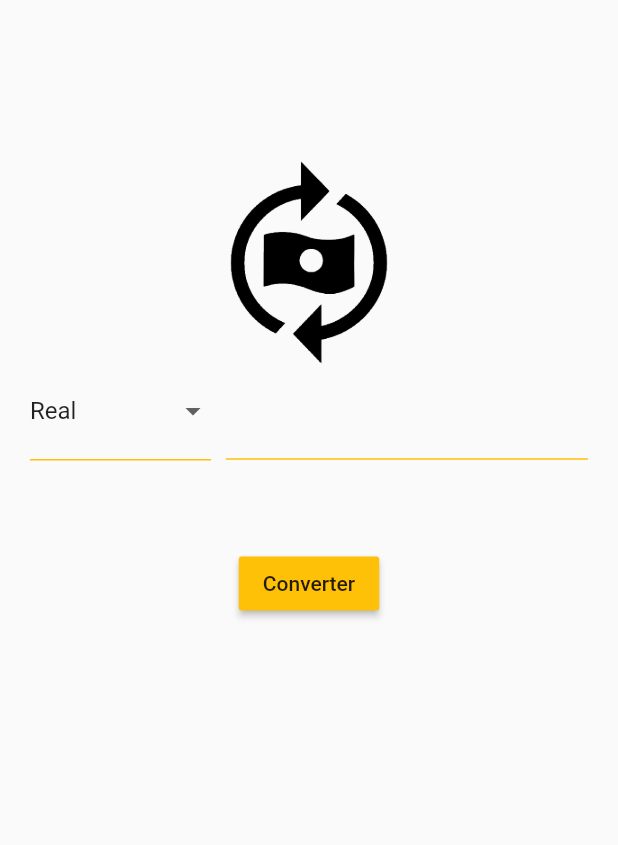
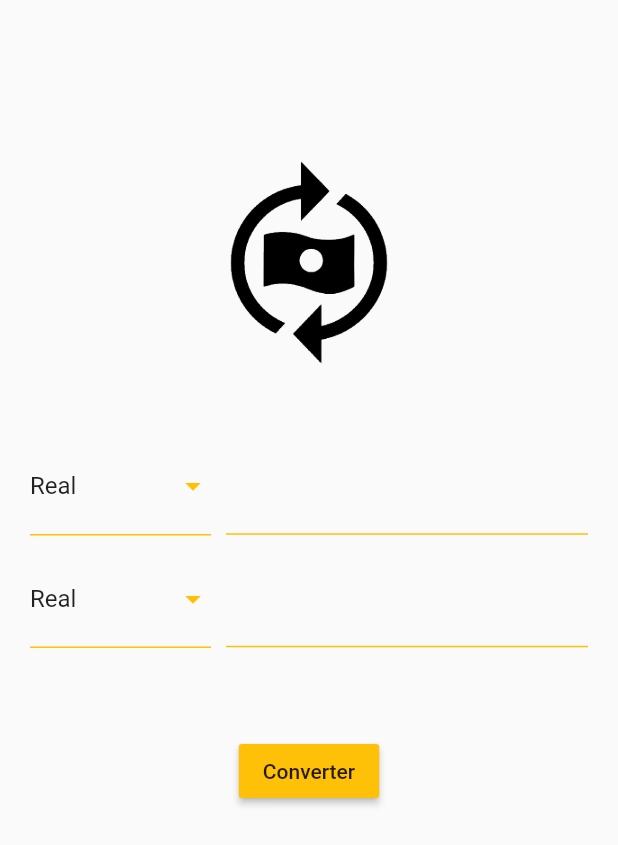
Before and after one commit to juniopereirab/DartWeek, a Flutter app: the screen it shows after launch, on a phone screen of 412 x 824 dp. Shown: the top 845 px of the screen. Run offline on Flutter 3.47's test engine with Material 2 defaults, Android fonts, the light colour scheme and no system bars.

Commit message:
Creating inputs components

```diff
--- /dev/null
+++ b/app/lib/app/components/CurrencyBox.dart
@@ -0,0 +1,49 @@
+import 'package:flutter/material.dart';
+
+class CurrencyBox extends StatelessWidget {
+  @override
+  Widget build(BuildContext context) {
+    return Row(
+      children: [
+        Expanded(
+          child: SizedBox(
+            height: 65,
+            child: DropdownButton(
+              iconEnabledColor: Colors.amber,
+              isExpanded: true,
+              underline: Container(
+                height: 1,
+                color: Colors.amber,
+              ),
+              items: [
+                DropdownMenuItem(
+                  child: Text("Real"),
+                ),
+                DropdownMenuItem(
+                  child: Text("Dolar"),
+                ),
+              ],
+              onChanged: (value) {},
+            ),
+          ),
+        ),
+        SizedBox(
+          width: 10,
+        ),
+        Expanded(
+          flex: 2,
+          child: TextField(
+            decoration: InputDecoration(
+              enabledBorder: UnderlineInputBorder(
+                borderSide: BorderSide(color: Colors.amber),
+              ),
+              focusedBorder: UnderlineInputBorder(
+                borderSide: BorderSide(color: Colors.amber),
+              ),
+            ),
+          ),
+        ),
+      ],
+    );
+  }
+}
--- a/app/lib/app/views/Home.dart
+++ b/app/lib/app/views/Home.dart
@@ -1,3 +1,4 @@
+import 'package:app/app/components/CurrencyBox.dart';
 import 'package:flutter/material.dart';
 
 class Home extends StatelessWidget {
@@ -17,53 +18,11 @@ class Home extends StatelessWidget {
               width: 150,
               height: 150,
             ),
-            SizedBox(
-              width: MediaQuery.of(context).size.width,
-              child: Row(
-                children: [
-                  Expanded(
-                    child: SizedBox(
-                      height: 65,
-                      child: DropdownButton(
-                        isExpanded: true,
-                        underline: Container(
-                          height: 1,
-                          color: Colors.amber,
-                        ),
-                        items: [
-                          DropdownMenuItem(
-                            child: Text("Real"),
-                          ),
-                          DropdownMenuItem(
-                            child: Text("Dolar"),
-                          ),
-                        ],
-                        onChanged: (value) {},
-                      ),
-                    ),
-                  ),
-                  SizedBox(
-                    width: 10,
-                  ),
-                  Expanded(
-                    flex: 2,
-                    child: TextField(
-                      decoration: InputDecoration(
-                        enabledBorder: UnderlineInputBorder(
-                          borderSide: BorderSide(color: Colors.amber),
-                        ),
-                        focusedBorder: UnderlineInputBorder(
-                          borderSide: BorderSide(color: Colors.amber),
-                        ),
-                      ),
-                    ),
-                  ),
-                ],
-              ),
-            ),
-            SizedBox(
-              height: 50,
-            ),
+            SizedBox(height: 50),
+            CurrencyBox(),
+            SizedBox(height: 10),
+            CurrencyBox(),
+            SizedBox(height: 50),
             RaisedButton(
               color: Colors.amber,
               onPressed: () {},
```
